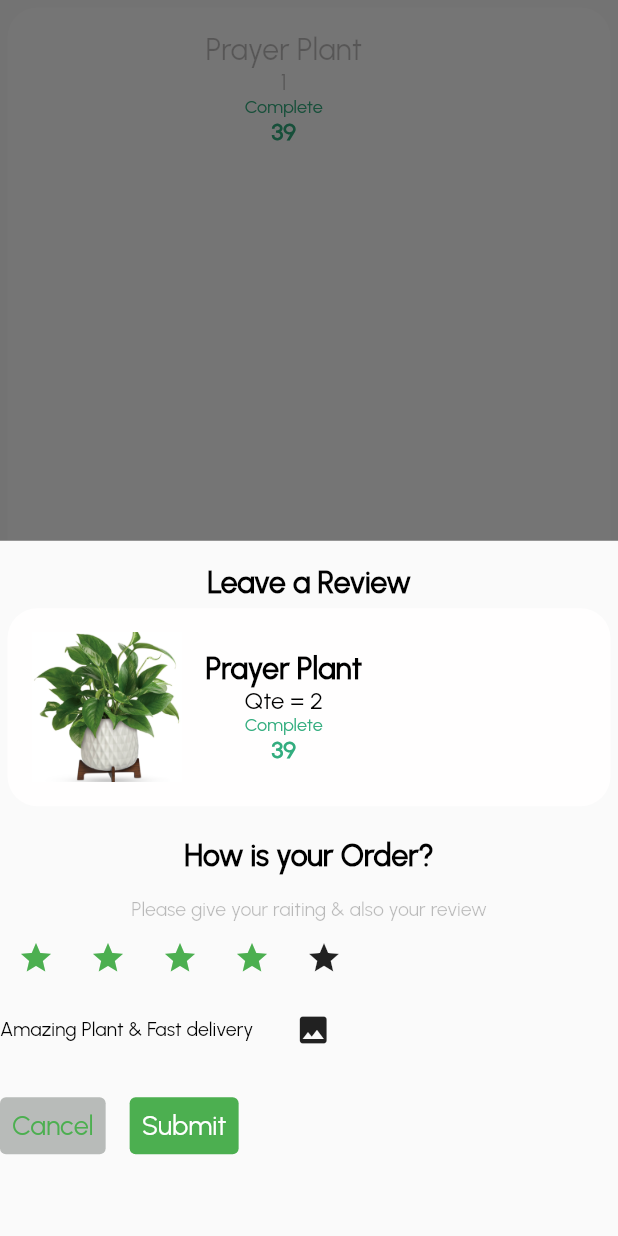
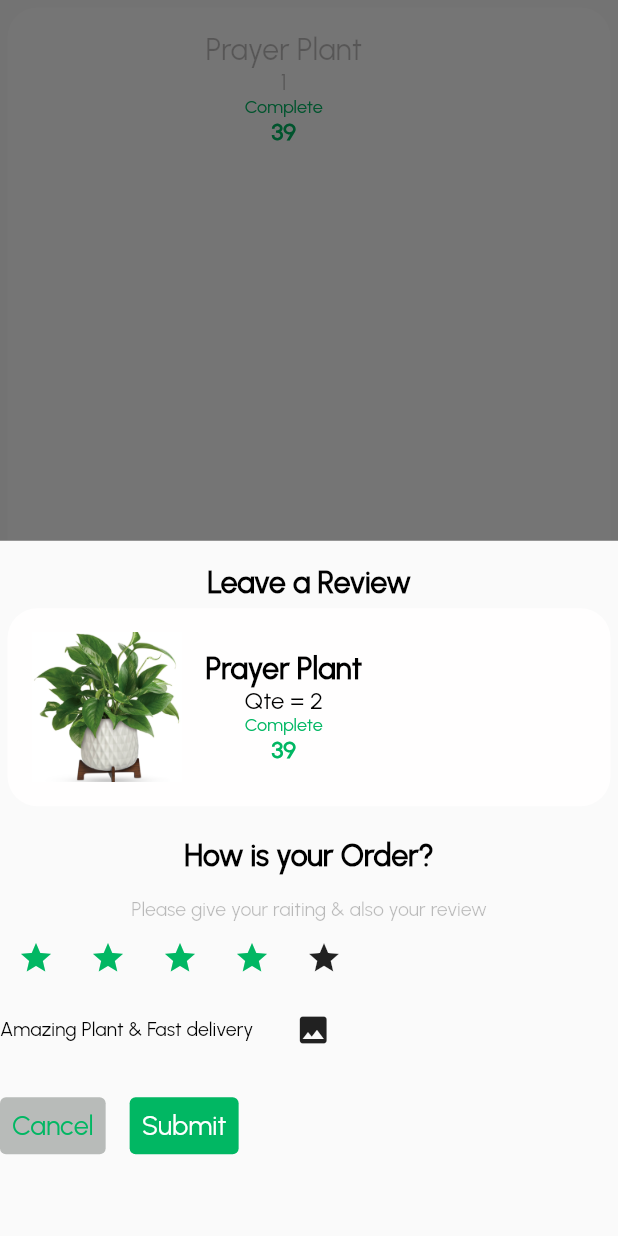
Before and after one commit to arolleaguekeng/Bayarm, a Flutter app: the CompleteItemCard widget shown alone on an empty page, opened directly, after a tap on "Leave a Review", on a phone screen of 412 x 824 dp. Run offline on Flutter 3.47's test engine with Material 2 defaults, Android fonts, the phone set to English and light mode, and no system bars; our stand-ins replace firebase_auth, firebase_core, flutter_svg, image_picker, pinput; accounts and stored records are empty; network calls fail.

```diff
--- a/bayarm/lib/screens/login/phone_number_login/phone_login_content.dart
+++ b/bayarm/lib/screens/login/phone_number_login/phone_login_content.dart
@@ -3,7 +3,6 @@ import 'package:bayarm/screens/login/phone_number_login/function.dart';
 import 'package:bayarm/screens/login/phone_number_login/verification_otp.dart';
 import 'package:firebase_auth/firebase_auth.dart';
 import 'package:flutter/material.dart';
-import 'package:intl_phone_field/intl_phone_field.dart';
 
 class PhoneLoginContent extends StatefulWidget {
   const PhoneLoginContent({Key? key}) : super(key: key);
--- a/bayarm/lib/screens/orders/active_item_card.dart
+++ b/bayarm/lib/screens/orders/active_item_card.dart
@@ -62,13 +62,13 @@ class ActiveItemCard extends StatelessWidget {
                         CustumText(
                           text: "In  Delivery",
                           size: 12,
-                          color: green,
+                          color: primaryColor,
                         ),
                         Text(
                           '${ActiveItem.price}',
                           style: TextStyle(
                               fontSize: 16,
-                              color: green,
+                              color: primaryColor,
                               fontWeight: FontWeight.bold),
                         )
                       ],
@@ -87,7 +87,7 @@ class ActiveItemCard extends StatelessWidget {
                     },
                     style: TextButton.styleFrom(
                       primary: Colors.white,
-                      backgroundColor: Colors.green, // Background Color
+                      backgroundColor: primaryColor, // Background Color
                     ),
                     child: const Text(
                       'Track Order ',
--- a/bayarm/lib/screens/orders/complete_item_card.dart
+++ b/bayarm/lib/screens/orders/complete_item_card.dart
@@ -61,13 +61,13 @@ class CompleteItemCard extends StatelessWidget {
                         CustumText(
                           text: "Complete",
                           size: 12,
-                          color: green,
+                          color: primaryColor,
                         ),
                         Text(
                           '${ActiveItem.price}',
                           style: TextStyle(
                               fontSize: 16,
-                              color: green,
+                              color: primaryColor,
                               fontWeight: FontWeight.bold),
                         )
                       ],
@@ -133,13 +133,13 @@ class CompleteItemCard extends StatelessWidget {
                                             CustumText(
                                               text: "Complete",
                                               size: 12,
-                                              color: green,
+                                              color: primaryColor,
                                             ),
                                             Text(
                                               '${ActiveItem.price}',
                                               style: TextStyle(
                                                   fontSize: 16,
-                                                  color: green,
+                                                  color: primaryColor,
                                                   fontWeight: FontWeight.bold),
                                             )
                                           ],
@@ -182,22 +182,22 @@ class CompleteItemCard extends StatelessWidget {
                                     IconButton(
                                       onPressed: () {},
                                       icon: const Icon(Icons.star),
-                                      color: Colors.green,
+                                      color: primaryColor,
                                     ),
                                     IconButton(
                                       onPressed: () {},
                                       icon: const Icon(Icons.star),
-                                      color: Colors.green,
+                                      color: primaryColor,
                                     ),
                                     IconButton(
                                       onPressed: () {},
                                       icon: const Icon(Icons.star),
-                                      color: Colors.green,
+                                      color: primaryColor,
                                     ),
                                     IconButton(
                                       onPressed: () {},
                                       icon: const Icon(Icons.star),
-                                      color: Colors.green,
+                                      color: primaryColor,
                                     ),
                                     IconButton(
                                       onPressed: () {},
@@ -206,7 +206,6 @@ class CompleteItemCard extends StatelessWidget {
                                   ],
                                 ),
                                 Container(
-
                                   child: Row(
                                     children: [
                                       Text(
@@ -236,7 +235,7 @@ class CompleteItemCard extends StatelessWidget {
                                         style: TextStyle(fontSize: 18),
                                       ),
                                       style: TextButton.styleFrom(
-                                        primary: Colors.green,
+                                        primary: primaryColor,
                                         backgroundColor:
                                             Color.fromARGB(255, 184, 187, 185),
                                       ),
@@ -252,7 +251,7 @@ class CompleteItemCard extends StatelessWidget {
                                       ),
                                       style: TextButton.styleFrom(
                                         primary: Colors.white,
-                                        backgroundColor: Colors.green,
+                                        backgroundColor: primaryColor,
                                       ),
                                     ),
                                   ],
@@ -263,7 +262,7 @@ class CompleteItemCard extends StatelessWidget {
                     },
                     style: TextButton.styleFrom(
                       primary: Colors.white,
-                      backgroundColor: Colors.green, // Background Color
+                      backgroundColor: primaryColor, // Background Color
                     ),
                     child: const Text(
                       'Leave a Review',
@@ -322,13 +321,13 @@ class CompleteItemCard extends StatelessWidget {
                                       CustumText(
                                         text: "Complete",
                                         size: 12,
-                                        color: green,
+                                        color: primaryColor,
                                       ),
                                       Text(
                                         '&79',
                                         style: TextStyle(
                                             fontSize: 16,
-                                            color: green,
+                                            color: primaryColor,
                                             fontWeight: FontWeight.bold),
                                       )
                                     ],
--- a/bayarm/lib/screens/orders/orders_content.dart
+++ b/bayarm/lib/screens/orders/orders_content.dart
@@ -61,9 +61,11 @@ class _OrderContent extends State<OrderContent> {
         child: TabBarWidget(
           tabs: const [
             Tab(
+              icon: Icon(Icons.notifications_active),
               text: 'Active',
             ),
             Tab(
+              icon: Icon(Icons.content_paste_outlined),
               text: 'Complete',
             ),
           ],
```
Also changed, not shown: bayarm/lib/screens/orders/detail_screen.dart (+10 -10 lines), 1 other file.
